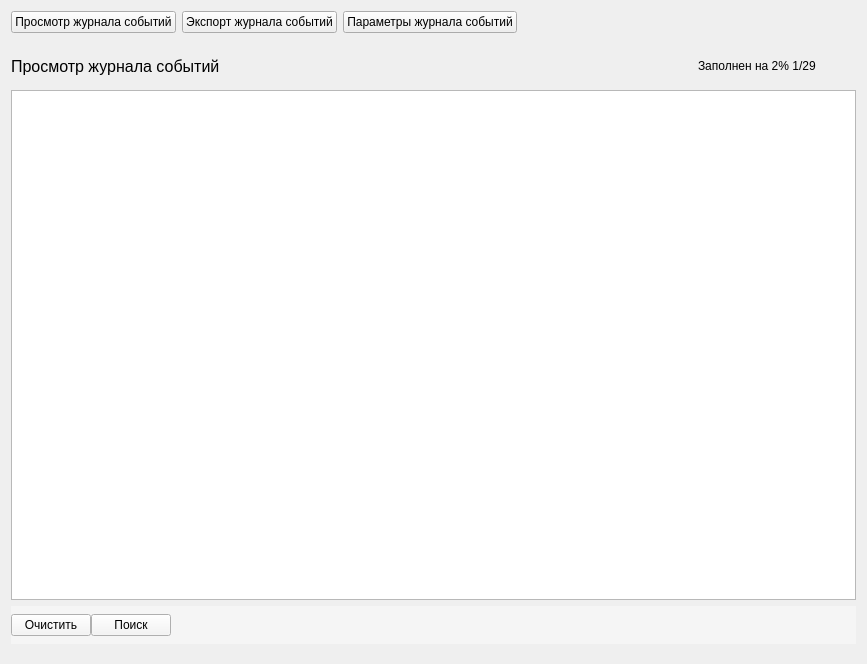
Qt form ui/EventsJournalPanel.ui (m6v/sobol) before a commit.
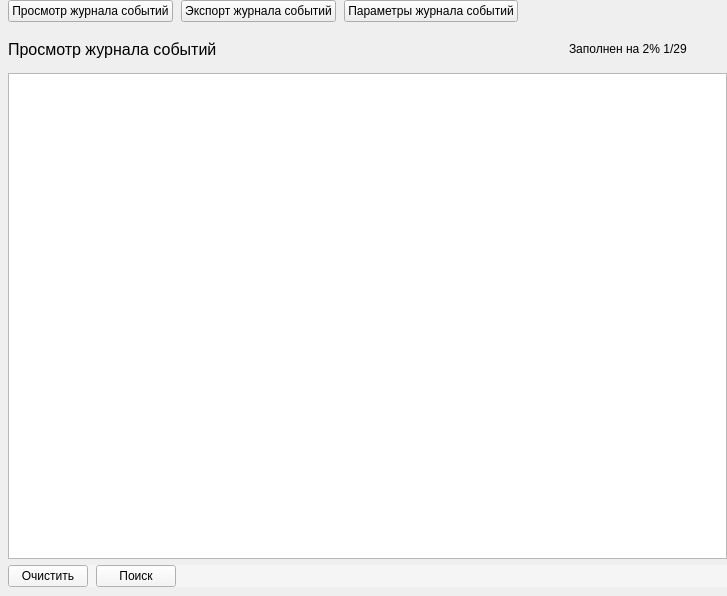
The same form after that commit. The open tabs and pages were chosen to show the change. Custom widgets are drawn as their Qt base class.

Patch:
```diff
--- a/ui/EventsJournalPanel.ui
+++ b/ui/EventsJournalPanel.ui
@@ -6,8 +6,8 @@
    <rect>
     <x>0</x>
     <y>0</y>
-    <width>867</width>
-    <height>664</height>
+    <width>727</width>
+    <height>596</height>
    </rect>
   </property>
   <property name="sizePolicy">
@@ -20,8 +20,26 @@
    <string>Form</string>
   </property>
   <layout class="QVBoxLayout" name="verticalLayout_7">
+   <property name="spacing">
+    <number>0</number>
+   </property>
+   <property name="leftMargin">
+    <number>8</number>
+   </property>
+   <property name="topMargin">
+    <number>0</number>
+   </property>
+   <property name="rightMargin">
+    <number>0</number>
+   </property>
+   <property name="bottomMargin">
+    <number>0</number>
+   </property>
    <item>
     <layout class="QHBoxLayout" name="horizontal_layout_2">
+     <property name="spacing">
+      <number>8</number>
+     </property>
      <item>
       <widget class="QPushButton" name="view_journal_push_button">
        <property name="text">
@@ -73,6 +91,9 @@
        </property>
        <item>
         <layout class="QHBoxLayout" name="middle_horizontal_layout">
+         <property name="leftMargin">
+          <number>0</number>
+         </property>
          <item>
           <widget class="QLabel" name="view_journal_label">
            <property name="minimumSize">
@@ -142,19 +163,19 @@
          </property>
          <layout class="QHBoxLayout" name="horizontalLayout">
           <property name="spacing">
-           <number>0</number>
+           <number>8</number>
           </property>
           <property name="leftMargin">
            <number>0</number>
           </property>
           <property name="topMargin">
-           <number>8</number>
+           <number>0</number>
           </property>
           <property name="rightMargin">
-           <number>8</number>
+           <number>0</number>
           </property>
           <property name="bottomMargin">
-           <number>8</number>
+           <number>0</number>
           </property>
           <item>
            <widget class="QPushButton" name="clear_journal_push_button">
```
Left out of the diff: 16 changed lines with no effect on the pictures.
